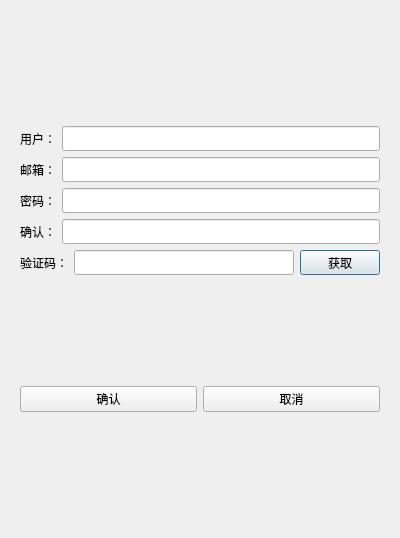
Above: llfc/registerdialog.ui from sadlong/ProgramList before the change. Below: the same form after it.
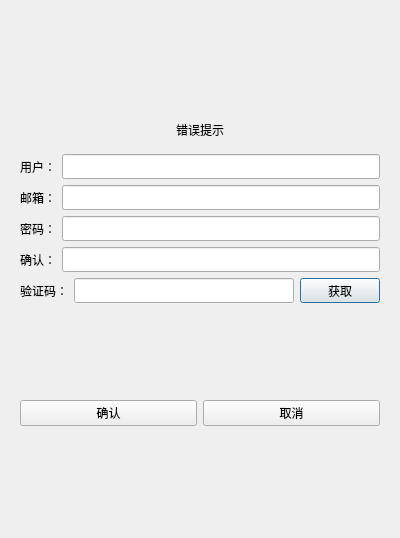
That is the form after the change.

The edit to the form file:
```diff
--- a/llfc/registerdialog.ui
+++ b/llfc/registerdialog.ui
@@ -36,6 +36,22 @@
            </property>
           </spacer>
          </item>
+         <item>
+          <widget class="QWidget" name="widget" native="true">
+           <layout class="QVBoxLayout" name="verticalLayout_4">
+            <item>
+             <widget class="QLabel" name="err_tip">
+              <property name="text">
+               <string>错误提示</string>
+              </property>
+              <property name="alignment">
+               <set>Qt::AlignCenter</set>
+              </property>
+             </widget>
+            </item>
+           </layout>
+          </widget>
+         </item>
          <item>
           <layout class="QHBoxLayout" name="horizontalLayout">
            <item>
```
Left out of the diff: 4 changed lines with no effect on the pictures.
